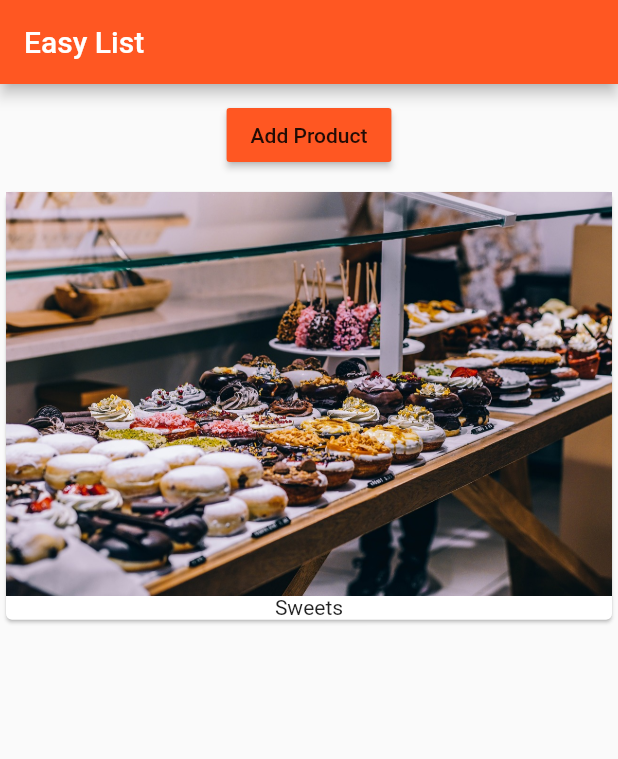
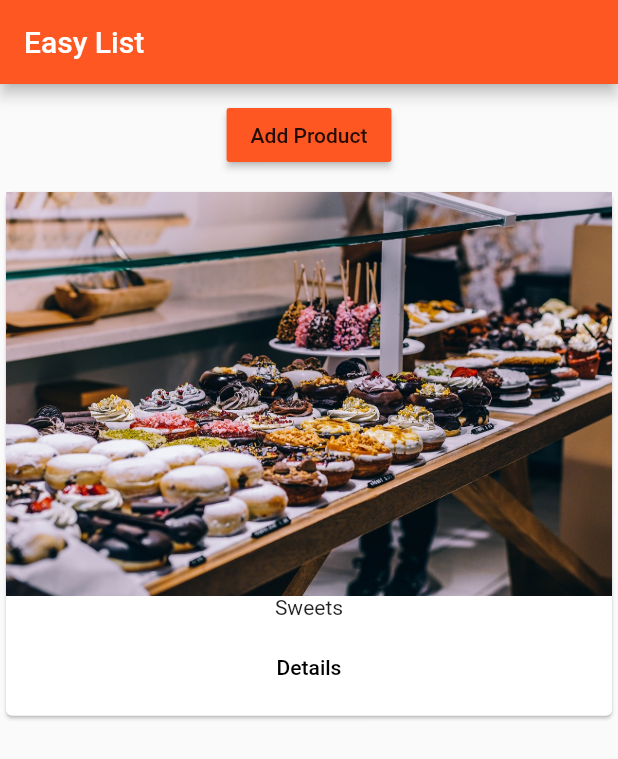
Before and after one commit to weicht/flutter_course, a Flutter app: the screen it shows after launch, after a tap on "Add Product", on a phone screen of 412 x 824 dp. Shown: the top 759 px of the screen. Run offline on Flutter 3.47's test engine with Material 2 defaults, Android fonts, the phone set to English and light mode, and no system bars.

Commit message:
added pages concept for navigation.

```diff
--- a/lib/main.dart
+++ b/lib/main.dart
@@ -1,12 +1,8 @@
 import 'package:flutter/material.dart';
 import 'package:flutter/rendering.dart';
 
-import './product_manager.dart';
+import './pages/home.dart';
 
-//must be called "main" for flutter to build for you
-//void main() {
-//  runApp(MyApp());
-//}
 void main() {
 //  debugPaintSizeEnabled = true;
   runApp(MyApp());
@@ -24,12 +20,8 @@ class MyApp extends StatelessWidget {
           primarySwatch: Colors.deepOrange,
           accentColor: Colors.purple
         ),
-        home: Scaffold(
-            appBar: AppBar(
-              title: Text('Easy List'),
-            ),
-            body: ProductManager()
-        ));
+        home: HomePage(),
+    );
   }
 }
 
--- /dev/null
+++ b/lib/pages/home.dart
@@ -0,0 +1,15 @@
+import 'package:flutter/material.dart';
+
+import '../product_manager.dart';
+
+class HomePage extends StatelessWidget {
+  @override
+  Widget build(BuildContext context) {
+    return Scaffold(
+        appBar: AppBar(
+          title: Text('Easy List'),
+        ),
+        body: ProductManager()
+    );
+  }
+}
--- a/lib/products.dart
+++ b/lib/products.dart
@@ -1,4 +1,6 @@
 import 'package:flutter/material.dart';
+
+import './pages/product.dart';
 
 class Products extends StatelessWidget {
   //final only means we won't "change" products but we can
@@ -12,13 +14,30 @@ class Products extends StatelessWidget {
   Widget _buildProductItem(BuildContext context, int index) {
     return Card(
         child: Column(
-      children: <Widget>[Image.asset('assets/food.jpg'), Text(products[index])],
+      children: <Widget>[
+        Image.asset('assets/food.jpg'),
+        Text(products[index]),
+        ButtonBar(
+            alignment: MainAxisAlignment.center,
+            children: <Widget>[FlatButton(
+              child: Text('Details'),
+              onPressed: () => Navigator.push(
+                  context,
+                  MaterialPageRoute(
+                      builder: (BuildContext context) => ProductPage('fakeTitle', 'assets/food.jpg')
+                  )
+              ),
+            )
+            ],
+        ),
+      ],
     ));
   }
 
   Widget _buildProductList() {
-    Widget productCards = Center(child:Text('No products found'));
-        if ( products.length > 0 ) {
+//    Widget productCards = Center(child:Text('No products found'));
+    Widget productCards = Container();
+    if (products.length > 0) {
       productCards = ListView.builder(
         itemBuilder: _buildProductItem,
         itemCount: products.length,
@@ -27,7 +46,7 @@ class Products extends StatelessWidget {
     return productCards;
   }
 
-    @override
+  @override
   Widget build(BuildContext context) {
     return _buildProductList();
   }
```
Also changed, not shown: lib/pages/product.dart (added, +32 -0 lines).
